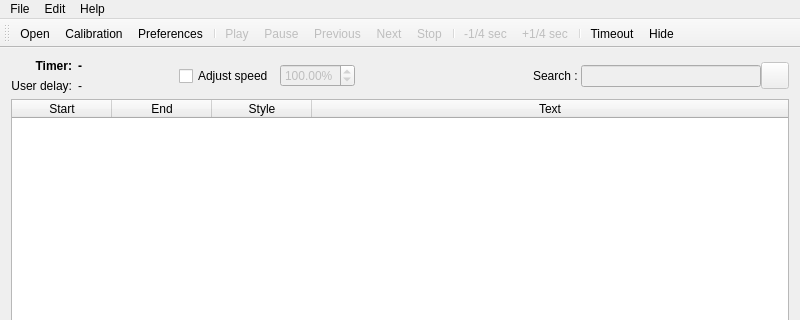
Qt form src/mainwindow.ui (Subtivals/subtivals) before a commit; both pictures show x 0 to 800 and y 0 to 320 of the 800 by 500 pixel window.
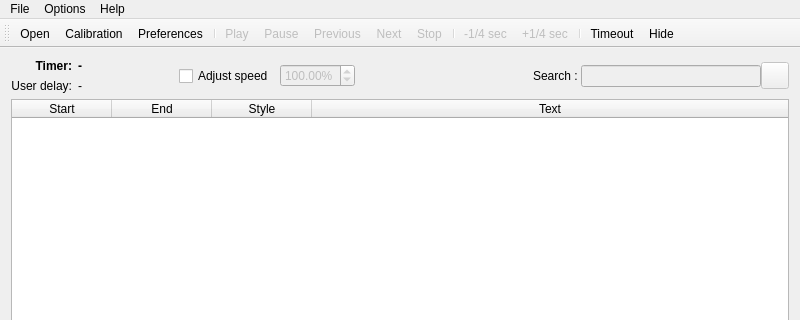
The same form after that commit. Icons and pictures are not drawn.

Commit message: Rename Edit menu to Options

What changed in the file:
```diff
--- a/src/mainwindow.ui
+++ b/src/mainwindow.ui
@@ -234,7 +234,7 @@
      <x>0</x>
      <y>0</y>
      <width>800</width>
-     <height>27</height>
+     <height>29</height>
     </rect>
    </property>
    <widget class="QMenu" name="menuFile">
@@ -247,7 +247,7 @@
    </widget>
    <widget class="QMenu" name="menuEdit">
     <property name="title">
-     <string>Edit</string>
+     <string>Options</string>
     </property>
     <addaction name="actionPreferences"/>
     <addaction name="actionEditShortcuts"/>
```
